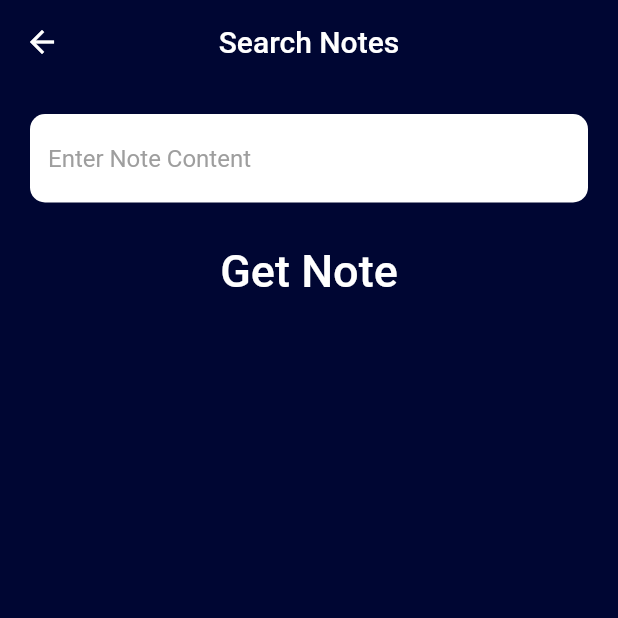
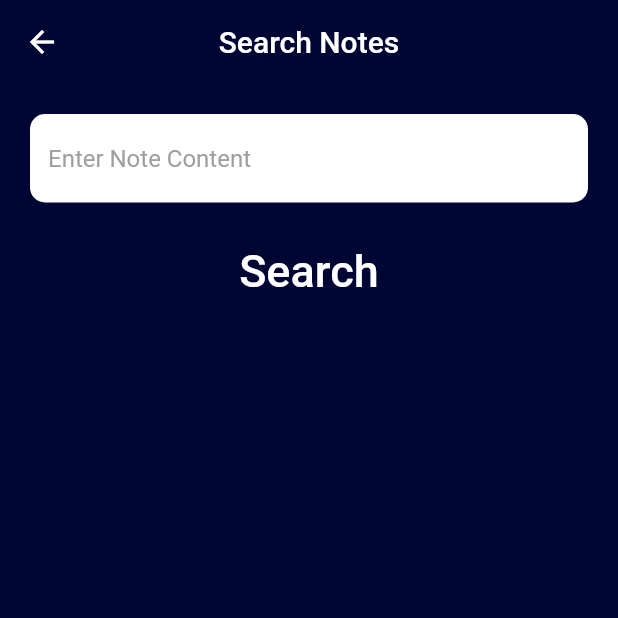
Before and after one commit to SimJiaYang/note_taking, a Flutter app: the screen it shows after launch, after a tap on the "search" icon, on a phone screen of 412 x 824 dp, the top half of it. Run offline on Flutter 3.47's test engine with Material 2 defaults, Android fonts, the phone set to English and light mode, and no system bars; our stand-ins replace cloud_firestore, firebase_core, google_fonts, quickalert; accounts and stored records are empty.

Commit message:
Comment explanation to each code and function

```diff
--- a/lib/screens/home_screen.dart
+++ b/lib/screens/home_screen.dart
@@ -1,13 +1,10 @@
-import 'package:cloud_firestore/cloud_firestore.dart';
 import 'package:flutter/material.dart';
 import 'package:note_taking/screens/note_editor.dart';
-import 'package:note_taking/screens/note_reader.dart';
 import 'package:note_taking/screens/search_screen.dart';
 import 'package:note_taking/services/dbConfig.dart';
 import 'package:note_taking/style/app_style.dart';
-import 'package:note_taking/widgets/note_card.dart';
-import 'package:note_taking/services/test.dart';
 
+// Home screen will show all the notes save by the user
 class HomeScreen extends StatefulWidget {
   const HomeScreen({Key? key}) : super(key: key);
 
@@ -19,11 +16,14 @@ class _HomeScreenState extends State<HomeScreen> {
 var search;
 
 @override
+// Update the search term at the beginning
 void initState(){
+  // Let the user view all the note by set the search variable to empty
   updateSearch('');
   super.initState();
 }
 
+// Update the search term after user search
 void updateSearch(searchTerm){
   setState(() {
     search = searchTerm;
@@ -32,12 +32,11 @@ void updateSearch(searchTerm){
   @override
   Widget build(BuildContext context) {
 
-    TextEditingController _searchController = TextEditingController();
     return Scaffold(
       backgroundColor: AppStyle.mainColor,
       appBar: AppBar(
         elevation: 0.0,
-        title: Text("FireNotes"),
+        title: Text("Notes"),
         centerTitle: true,
         backgroundColor: AppStyle.mainColor,
       ),
@@ -53,13 +52,15 @@ void updateSearch(searchTerm){
                 mainAxisAlignment: MainAxisAlignment.start,
                 children:[
 
+                  // A button to let user view all the notes
                   Expanded(
                     flex:1,
                     child: TextButton(
                       onPressed: () async{
+                        // Set the search term to ' ', than user can view all the notes
                         var searchNote = '';
 
-                        // print(search);
+                        // Let the user view all the note by set the search variable to empty
                         if(search != null){
                           updateSearch(searchNote);
                         }
@@ -71,15 +72,17 @@ void updateSearch(searchTerm){
 
                   ),
 
+                  // A button go to the search pages
                   Expanded(
                     flex:0,
                     child: TextButton(
                       onPressed: () async{
+                        // Direct the user to the search page, and get the result from the search page
                         var searchNote = await Navigator.push(context, MaterialPageRoute(builder: (context){
                           return SearchScreen();
                         }));
 
-                        // print(search);
+                        // If the search screen result not return null, update it to show the search result
                         if(searchNote != null){
                           updateSearch(searchNote);
                         }
@@ -101,6 +104,8 @@ void updateSearch(searchTerm){
 
               Expanded(
                 child:
+                // If the search is empty, show all the content, else show the user search content
+                // FirebaseConfig is come from DB config
                 search == '' ? FirebaseConfig(''): FirebaseConfig(search),
               ),
 
@@ -111,6 +116,7 @@ void updateSearch(searchTerm){
 
       floatingActionButton: FloatingActionButton.extended(
         onPressed: () {
+          // Go to the add notes screen
           Navigator.push(context,
               MaterialPageRoute(builder: (context) => NoteEditorScreen()));
         },
--- a/lib/screens/search_screen.dart
+++ b/lib/screens/search_screen.dart
@@ -2,6 +2,7 @@ import 'package:cloud_firestore/cloud_firestore.dart';
 import 'package:flutter/material.dart';
 import 'package:note_taking/style/app_style.dart';
 
+// The screen that let the user search the notes
 class SearchScreen extends StatefulWidget {
   const SearchScreen({Key? key}) : super(key: key);
 
@@ -28,19 +29,24 @@ class _SearchScreenState extends State<SearchScreen> {
           children: [
             Container(
               padding: EdgeInsets.all(20.0),
+
+              // A text field to let the user enter the search content
               child: TextField(
-                style: TextStyle(color: Colors.black),
+                style: const TextStyle(color: Colors.black),
                 decoration: AppStyle.kTextFieldInputDecoration,
                 onChanged: (String noteValue){
                   searchNotes = noteValue;
                 },
               ),
             ),
+
+                // After the user enter the text, let the user click the search button
                 TextButton(
                   onPressed: () {
+                  // Pop up the current screen and return the search context
                   Navigator.pop(context,searchNotes);},
                     child: Text(
-                      'Get Note',
+                      'Search',
                       style: AppStyle.kButtonTextStyle,
                     ),
                 ),
--- a/lib/services/dbConfig.dart
+++ b/lib/services/dbConfig.dart
@@ -13,21 +13,22 @@ class FirebaseConfig extends StatefulWidget {
 }
 
 class _FirebaseConfigState extends State<FirebaseConfig> {
+  // Initialize the variable search
   var search;
 
   @override
   Widget build(BuildContext context) {
     return Scaffold(
       body:
-
-      buildNoteGrid(widget.search),
+        // Show the note based on the variable search
+        buildNoteGrid(widget.search),
         backgroundColor: AppStyle.mainColor,
     );
   }
 }
 
 List<QueryDocumentSnapshot> searchNotes(String searchTerm, List<QueryDocumentSnapshot> notes) {
-
+  // Get all the notes which contain the 'search' term enter by the user
   return notes.where((note) {
     final content = note.get('note_content').toString().toLowerCase();
     return content.contains(searchTerm.toLowerCase());
@@ -39,36 +40,49 @@ Widget buildNoteGrid(String searchTerm) {
 
   return StreamBuilder<QuerySnapshot>(
 
+    // Show all the result according to the create date by descending
     stream: FirebaseFirestore.instance
         .collection("Notes")
         .orderBy('create_date', descending: true)
         .snapshots(),
     builder: (BuildContext context, AsyncSnapshot<QuerySnapshot> snapshot) {
-      //If the data is loading....
+
+      //If the data is loading.... show the CircularProgress Indicator
       if (snapshot.connectionState == ConnectionState.waiting) {
         return const Center(
           child: CircularProgressIndicator(),
         );
       }
 
-      print(searchTerm);
+
+      // If firebase has data about 'Notes' firebase
       if (snapshot.hasData) {
         final notes = snapshot.data!.docs;
+
+        // Get all the notes which contain the 'search' term enter by the user
         final filteredNotes = searchNotes(searchTerm, notes);
 
+        // If the search result length not equal to zero
         if(filteredNotes.length != 0){
+
+          // Return the gridview
           return GridView.builder(
             gridDelegate: SliverGridDelegateWithFixedCrossAxisCount(
               crossAxisCount: 2,
             ),
 
-            //Get the note length
+            // Gridview get the note length
             itemCount: filteredNotes.length,
+
+            // Gridview method to build the content
             itemBuilder: (BuildContext context, int index) {
               final note = filteredNotes[index];
+
+              // Return the NoteCard widget
               return noteCard(
                     () => Navigator.push(
                   context,
+                  //
                   MaterialPageRoute(
                     builder: (context) => NoteReaderScreen(note),
                   ),
@@ -85,9 +99,10 @@ Widget buildNoteGrid(String searchTerm) {
             style:AppStyle.subTitle,
           );
       }
+        // Show no content in firebase
         return Text(
           " There's is no Notes",
-          style: AppStyle.prompt,
+          style:AppStyle.subTitle,
       );
     },
   );
--- a/lib/widgets/note_card.dart
+++ b/lib/widgets/note_card.dart
@@ -3,6 +3,7 @@ import 'package:flutter/material.dart';
 import 'package:note_taking/style/app_style.dart';
 import 'package:intl/intl.dart';
 
+// Show the
 Widget noteCard(Function()? onTap, QueryDocumentSnapshot doc){
   int number = doc["colour_id"];
   return InkWell(
```
Also changed, not shown: lib/main.dart (+1 -86 lines), lib/screens/note_editor.dart (+16 -6 lines), lib/screens/note_reader.dart (+26 -7 lines), lib/style/app_style.dart (+2 -5 lines).
